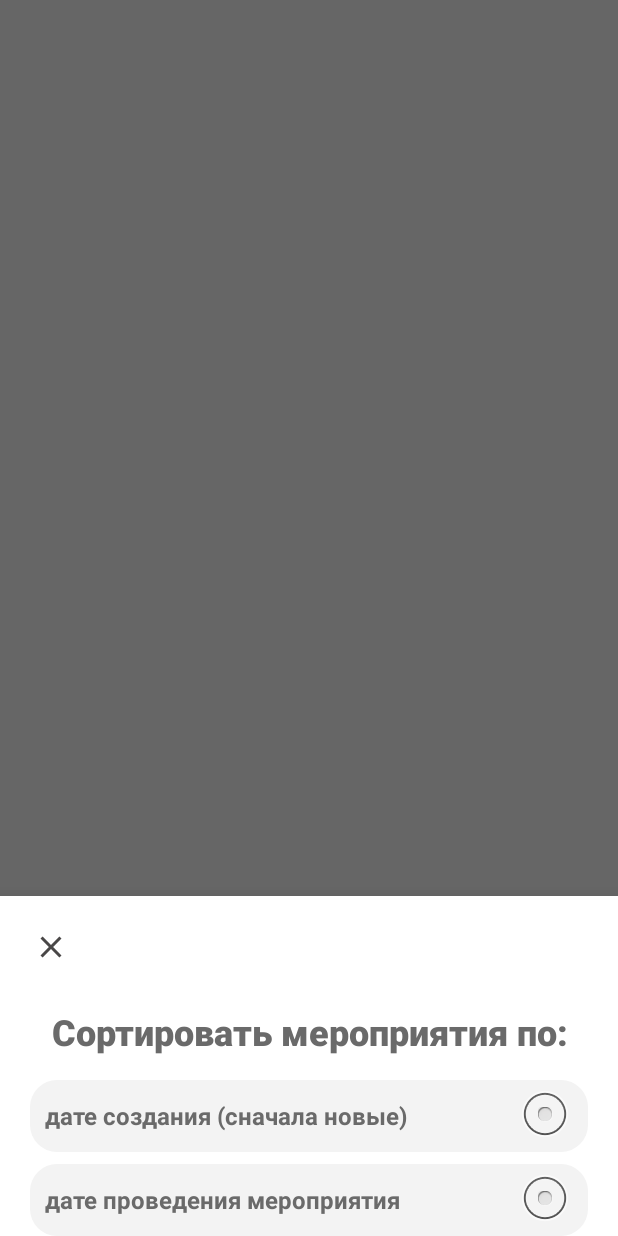
After one commit to Akvamarinika/ClientAppFriends, an Android app: the fragment SortBottomSheetFragment shown on its own in the app's theme, on a phone screen of 412 x 824 dp. The commit adds this screen. Run offline under Robolectric (Android 15) with nearby library versions, the phone set to English and light mode, and no system bars.

Commit message:
add sort (creation date, event date)

```diff
--- a/app/build.gradle
+++ b/app/build.gradle
@@ -88,6 +88,8 @@ dependencies {
     implementation "androidx.legacy:legacy-support-v4:1.0.0"
     //noinspection GradleDependency
     implementation "androidx.core:core-ktx:1.9.0"
+    implementation "me.leolin:ShortcutBadger:1.1.22@aar"
+
 
     // CircleImageView
     implementation "de.hdodenhof:circleimageview:$circleImageViewVersion"
--- a/app/src/main/java/com/akvamarin/clientappfriends/domain/dto/EventFilter.java
+++ b/app/src/main/java/com/akvamarin/clientappfriends/domain/dto/EventFilter.java
@@ -1,10 +1,10 @@
 package com.akvamarin.clientappfriends.domain.dto;
 
+import com.akvamarin.clientappfriends.domain.enums.DayOfWeek;
 import com.akvamarin.clientappfriends.domain.enums.DayPeriodOfTime;
 import com.akvamarin.clientappfriends.domain.enums.Partner;
 import com.akvamarin.clientappfriends.domain.enums.SortingType;
 
-import java.time.DayOfWeek;
 import java.util.List;
 
 import lombok.AllArgsConstructor;
@@ -21,6 +21,8 @@ public class EventFilter {
 
     private List<Long> categoryIds;
 
+    private List<String> category; // для вывода
+
     private boolean isUserOrganizer;
 
     private List<Partner> partnerList;
--- a/app/src/main/java/com/akvamarin/clientappfriends/domain/enums/SortingType.java
+++ b/app/src/main/java/com/akvamarin/clientappfriends/domain/enums/SortingType.java
@@ -5,5 +5,5 @@ public enum SortingType {
     EVENT_DATE,
     CLOSEST_LOCATION,
     CLOSEST_LOCATION_AND_CREATION_DATE,
-    CLOSEST_LOCATION_AND_EVENT_DATE
+    CLOSEST_LOCATION_AND_EVENT_DATE;
 }
--- a/app/src/main/java/com/akvamarin/clientappfriends/view/AllEventsActivity.java
+++ b/app/src/main/java/com/akvamarin/clientappfriends/view/AllEventsActivity.java
@@ -2,14 +2,17 @@ package com.akvamarin.clientappfriends.view;
 
 import android.content.Context;
 import android.content.Intent;
+import android.os.Build;
 import android.os.Bundle;
 
+import androidx.annotation.RequiresApi;
 import androidx.appcompat.widget.Toolbar;
 import androidx.fragment.app.Fragment;
 import androidx.fragment.app.FragmentTransaction;
 
 import com.akvamarin.clientappfriends.BaseActivity;
 import com.akvamarin.clientappfriends.R;
+import com.akvamarin.clientappfriends.domain.enums.SortingType;
 import com.akvamarin.clientappfriends.utils.Constants;
 import com.akvamarin.clientappfriends.utils.PreferenceManager;
 import com.akvamarin.clientappfriends.view.dialog.AuthDialog;
@@ -22,7 +25,7 @@ import com.google.android.material.bottomnavigation.BottomNavigationView;
 
 import java.util.Objects;
 
-public class AllEventsActivity extends BaseActivity {
+public class AllEventsActivity extends BaseActivity{
     private static final String TAG = "viewModel";
     NotificationsViewModel notificationsViewModel;
 
@@ -34,7 +37,7 @@ public class AllEventsActivity extends BaseActivity {
     //private InternetModeChangeReceiver internetModeChangeReceiver;
     //private BroadcastReceiver broadcastReceiver = null;
 
-
+    @RequiresApi(api = Build.VERSION_CODES.O)
     @Override
     protected void onCreate(Bundle savedInstanceState) {
         super.onCreate(savedInstanceState);
@@ -54,7 +57,7 @@ public class AllEventsActivity extends BaseActivity {
         Fragment lastFragment = getSupportFragmentManager().findFragmentByTag(lastFragmentTag);
 
         if (lastFragment == null) {
-            lastFragment = new HomeAllEventsFragment(); // Create a new fragment if it doesn't exist
+            lastFragment = new HomeAllEventsFragment(); //создает нов. фрагмент, если он не существует
         }
 
         replaceFragment(lastFragment, lastFragmentTag);
@@ -71,6 +74,7 @@ public class AllEventsActivity extends BaseActivity {
 
     }
 
+    @RequiresApi(api = Build.VERSION_CODES.O)
     private void initBottomNavigationView() {
         bottomNavigation = findViewById(R.id.bottom_navigation_view);
 
@@ -156,4 +160,13 @@ public class AllEventsActivity extends BaseActivity {
     }
 
 
+    public void onSortOptionSelected(SortingType sortingType) {
+        HomeAllEventsFragment homeFragment = (HomeAllEventsFragment) getSupportFragmentManager()
+                .findFragmentByTag(HomeAllEventsFragment.class.getSimpleName());
+
+        if (homeFragment != null && Build.VERSION.SDK_INT >= Build.VERSION_CODES.O) {
+            homeFragment.onSortOptionSelected(sortingType);
+            homeFragment.filteredEventList();
+        }
+    }
 }
--- /dev/null
+++ b/app/src/main/java/com/akvamarin/clientappfriends/view/ui/home/sort/SortBottomSheetFragment.java
@@ -0,0 +1,115 @@
+package com.akvamarin.clientappfriends.view.ui.home.sort;
+
+import android.graphics.drawable.Drawable;
+import android.os.Bundle;
+import android.util.Log;
+import android.view.LayoutInflater;
+import android.view.View;
+import android.view.ViewGroup;
+import android.widget.ImageView;
+import android.widget.RadioButton;
+import android.widget.RadioGroup;
+
+import androidx.appcompat.content.res.AppCompatResources;
+
+import com.akvamarin.clientappfriends.R;
+import com.akvamarin.clientappfriends.domain.enums.SortingType;
+import com.google.android.material.bottomsheet.BottomSheetDialogFragment;
+
+public class SortBottomSheetFragment extends BottomSheetDialogFragment {
+    private static final String ARG_CURRENT_SORTING_TYPE = "current_sorting_type";
+    private RadioGroup radioGroupSort;
+    private RadioButton radioCreationDate;
+    private RadioButton radioEventDate;
+    private RadioButton radioLocation;
+    private RadioButton radioLocationDateCreation;
+    private RadioButton radioLocationDateEvent;
+    private ImageView cancelImageView;
+
+    private SortBottomSheetListener listener;
+
+    public static SortBottomSheetFragment newInstance() {
+        return new SortBottomSheetFragment();
+    }
+
+    public void setListener(SortBottomSheetListener listener) {
+        this.listener = listener;
+    }
+
+    @Override
+    public View onCreateView(LayoutInflater inflater, ViewGroup container, Bundle savedInstanceState) {
+        View view = inflater.inflate(R.layout.bottom_sheet_list_sort, container, false);
+
+        initWidgets(view);
+
+        Bundle args = getArguments();
+        if (args != null) {
+            SortingType currentSortingType = (SortingType) args.getSerializable(ARG_CURRENT_SORTING_TYPE);
+            setCheckedRadioButton(currentSortingType);
+        }
+
+        radioGroupSort.setOnCheckedChangeListener((group, checkedId) -> {
+            RadioButton selectedRadioButton = view.findViewById(checkedId);
+            SortingType selectedSortingType = (SortingType) selectedRadioButton.getTag();
+            Log.d("listener", String.valueOf(selectedSortingType));
+
+            if (args != null) {
+                args.putSerializable(ARG_CURRENT_SORTING_TYPE, selectedSortingType);
+            }
+
+            if (listener != null) {
+                listener.onSortOptionSelected(selectedSortingType);
+            }
+
+            dismiss();
+        });
+
+        cancelImageView.setOnClickListener(v -> dismiss());
+
+        return view;
+    }
+
+    private void initWidgets(View view){
+        radioGroupSort = view.findViewById(R.id.radioGroupSort);
+        radioCreationDate = view.findViewById(R.id.radioCreationDate);
+        radioEventDate = view.findViewById(R.id.radioEventDate);
+        radioLocation = view.findViewById(R.id.radioLocation);
+        radioLocationDateCreation = view.findViewById(R.id.radioLocationDateCreation);
+        radioLocationDateEvent = view.findViewById(R.id.radioLocationDateEvent);
+        cancelImageView = view.findViewById(R.id.closeIcon);
+
+        radioCreationDate.setTag(SortingType.CREATION_DATE);
+        radioEventDate.setTag(SortingType.EVENT_DATE);
+        radioLocation.setTag(SortingType.CLOSEST_LOCATION);
+        radioLocationDateCreation.setTag(SortingType.CLOSEST_LOCATION_AND_CREATION_DATE);
+        radioLocationDateEvent.setTag(SortingType.CLOSEST_LOCATION_AND_EVENT_DATE);
+    }
+
+    private void setCheckedRadioButton(SortingType sortingType) {
+        RadioButton radioButton;
+
+        switch (sortingType) {
+            case CREATION_DATE:
+                radioButton = radioCreationDate;
+                break;
+            case EVENT_DATE:
+                radioButton = radioEventDate;
+                break;
+            case CLOSEST_LOCATION:
+                radioButton = radioLocation;
+                break;
+            case CLOSEST_LOCATION_AND_CREATION_DATE:
+                radioButton = radioLocationDateCreation;
+                break;
+            case CLOSEST_LOCATION_AND_EVENT_DATE:
+                radioButton = radioLocationDateEvent;
+                break;
+            default:
+                return;
+        }
+
+        radioButton.setChecked(true);
+    }
+
+
+}
--- /dev/null
+++ b/app/src/main/java/com/akvamarin/clientappfriends/view/ui/home/sort/SortBottomSheetListener.java
@@ -0,0 +1,7 @@
+package com.akvamarin.clientappfriends.view.ui.home.sort;
+
+import com.akvamarin.clientappfriends.domain.enums.SortingType;
+
+public interface SortBottomSheetListener {
+    void onSortOptionSelected(SortingType sortingType);
+}
--- /dev/null
+++ b/app/src/main/res/layout/bottom_sheet_list_sort.xml
@@ -0,0 +1,144 @@
+<?xml version="1.0" encoding="utf-8"?>
+<androidx.constraintlayout.widget.ConstraintLayout xmlns:android="http://schemas.android.com/apk/res/android"
+    xmlns:app="http://schemas.android.com/apk/res-auto"
+    xmlns:tools="http://schemas.android.com/tools"
+    android:layout_width="match_parent"
+    android:layout_height="match_parent">
+
+    <ImageView
+        android:id="@+id/closeIcon"
+        android:layout_width="wrap_content"
+        android:layout_height="wrap_content"
+        android:src="@drawable/ic_close"
+        android:padding="12dp"
+        app:layout_constraintStart_toStartOf="parent"
+        app:layout_constraintTop_toTopOf="parent"
+        android:layout_marginStart="10dp"
+        android:layout_marginTop="10dp"
+        android:clickable="true"
+        android:focusable="true"
+        android:contentDescription="@string/dialog_auth_cancel" />
+
+    <TextView
+        android:id="@+id/tvTitle"
+        android:layout_width="wrap_content"
+        android:layout_height="wrap_content"
+        android:layout_marginStart="@dimen/activity_left_right_margin"
+        android:layout_marginEnd="@dimen/activity_left_right_margin"
+        android:fontFamily="sans-serif-black"
+        android:gravity="center"
+        android:textSize="@dimen/title_size"
+        android:textColor="@color/grey"
+        android:text="@string/title_sort"
+        app:layout_constraintTop_toBottomOf="@id/closeIcon"
+        app:layout_constraintBottom_toTopOf="@id/tvTitle"
+        app:layout_constraintStart_toStartOf="parent"
+        app:layout_constraintEnd_toEndOf="parent"
+        android:layout_marginTop="16dp" />
+
+    <RadioGroup
+        android:id="@+id/radioGroupSort"
+        android:layout_width="match_parent"
+        android:layout_height="wrap_content"
+        android:orientation="vertical"
+        android:paddingStart="20dp"
+        android:paddingEnd="20dp"
+        app:layout_constraintTop_toBottomOf="@id/tvTitle"
+        app:layout_constraintStart_toStartOf="parent"
+        app:layout_constraintEnd_toEndOf="parent"
+        android:layout_marginTop="16dp">
+
+        <RadioButton
+            android:id="@+id/radioCreationDate"
+            android:layout_width="match_parent"
+            android:layout_height="wrap_content"
+            android:textSize="16sp"
+            android:textColor="@color/grey"
+            android:textStyle="bold"
+            android:buttonTint="@color/colorPrimaryDark"
+            android:drawablePadding="8dp"
+            android:button="@null"
+            android:drawableEnd="@android:drawable/btn_radio"
+            android:text="@string/sort_radio_creation_date"
+            android:background="@drawable/radio_button_background"
+            android:backgroundTint="@color/bgcolor"
+            android:paddingStart="10dp"
+            android:paddingEnd="10dp" />
+
+        <RadioButton
+            android:id="@+id/radioEventDate"
+            android:layout_width="match_parent"
+            android:layout_height="wrap_content"
+            android:textSize="16sp"
+            android:textColor="@color/grey"
+            android:textStyle="bold"
+            android:buttonTint="@color/colorPrimary"
+            android:drawablePadding="8dp"
+            android:button="@null"
+            android:drawableEnd="@android:drawable/btn_radio"
+            android:text="@string/sort_radio_event_date"
+            android:background="@drawable/radio_button_background"
+            android:backgroundTint="@color/bgcolor"
+            android:paddingStart="10dp"
+            android:paddingEnd="10dp"
+            android:layout_marginTop="@dimen/btn_margin_top" />
+
+        <RadioButton
+            android:id="@+id/radioLocation"
+            android:layout_width="match_parent"
+            android:layout_height="wrap_content"
+            android:textSize="16sp"
+            android:textColor="@color/grey"
+            android:textStyle="bold"
+            android:buttonTint="@color/colorPrimary"
+            android:drawablePadding="8dp"
+            android:button="@null"
+            android:drawableEnd="@android:drawable/btn_radio"
+            android:text="@string/sort_radio_location"
+            android:background="@drawable/radio_button_background"
+            android:backgroundTint="@color/bgcolor"
+            android:paddingStart="10dp"
+            android:paddingEnd="10dp"
+            android:visibility="gone"
+            android:layout_marginTop="@dimen/btn_margin_top" />
+
+        <RadioButton
+            android:id="@+id/radioLocationDateCreation"
+            android:layout_width="match_parent"
+            android:layout_height="wrap_content"
+            android:textSize="16sp"
+            android:textColor="@color/grey"
+            android:textStyle="bold"
+            android:buttonTint="@color/colorPrimary"
+            android:drawablePadding="8dp"
+            android:button="@null"
+            android:visibility="gone"
+            android:drawableEnd="@android:drawable/btn_radio"
+            android:text="@string/sort_radio_location_creation_date"
+            android:background="@drawable/radio_button_background"
+            android:backgroundTint="@color/bgcolor"
+            android:paddingStart="10dp"
+            android:paddingEnd="10dp"
+            android:layout_marginTop="@dimen/btn_margin_top" />
+
+        <RadioButton
+            android:id="@+id/radioLocationDateEvent"
+            android:layout_width="match_parent"
+            android:layout_height="wrap_content"
+            android:textSize="16sp"
+            android:textColor="@color/grey"
+            android:textStyle="bold"
+            android:buttonTint="@color/colorPrimary"
+            android:drawablePadding="8dp"
+            android:button="@null"
+            android:drawableEnd="@android:drawable/btn_radio"
+            android:text="@string/sort_radio_location_event_date"
+            android:background="@drawable/radio_button_background"
+            android:visibility="gone"
+            android:backgroundTint="@color/bgcolor"
+            android:paddingStart="10dp"
+            android:paddingEnd="10dp"
+            android:layout_marginTop="@dimen/btn_margin_top" />
+    </RadioGroup>
+
+</androidx.constraintlayout.widget.ConstraintLayout>
```
